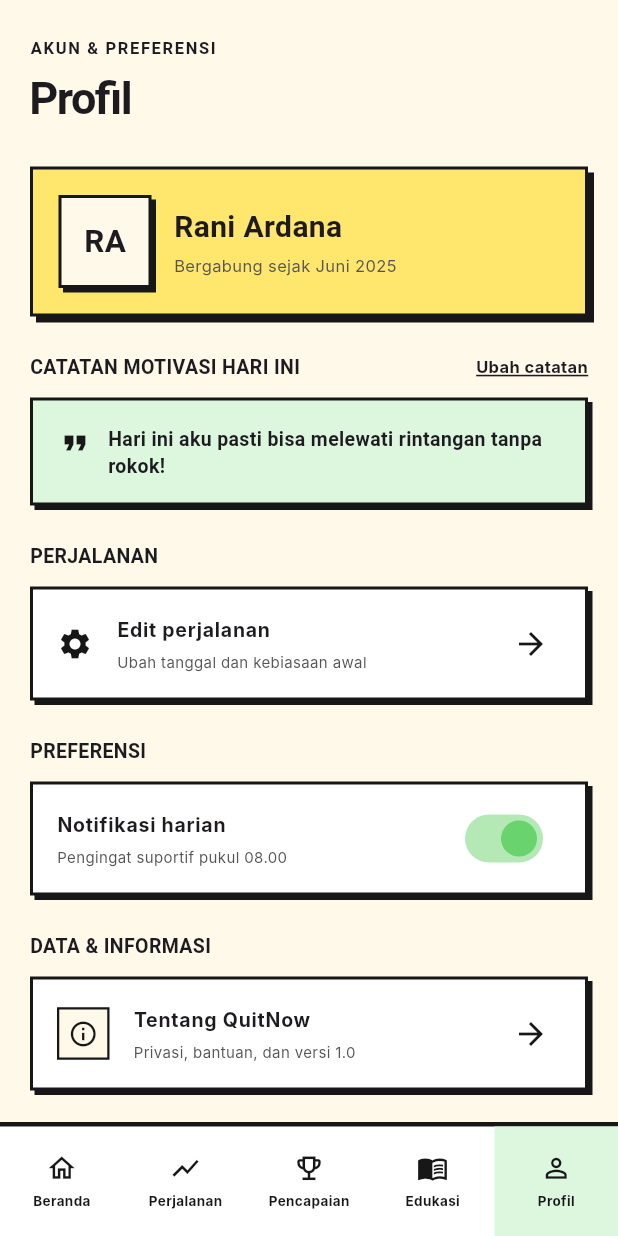
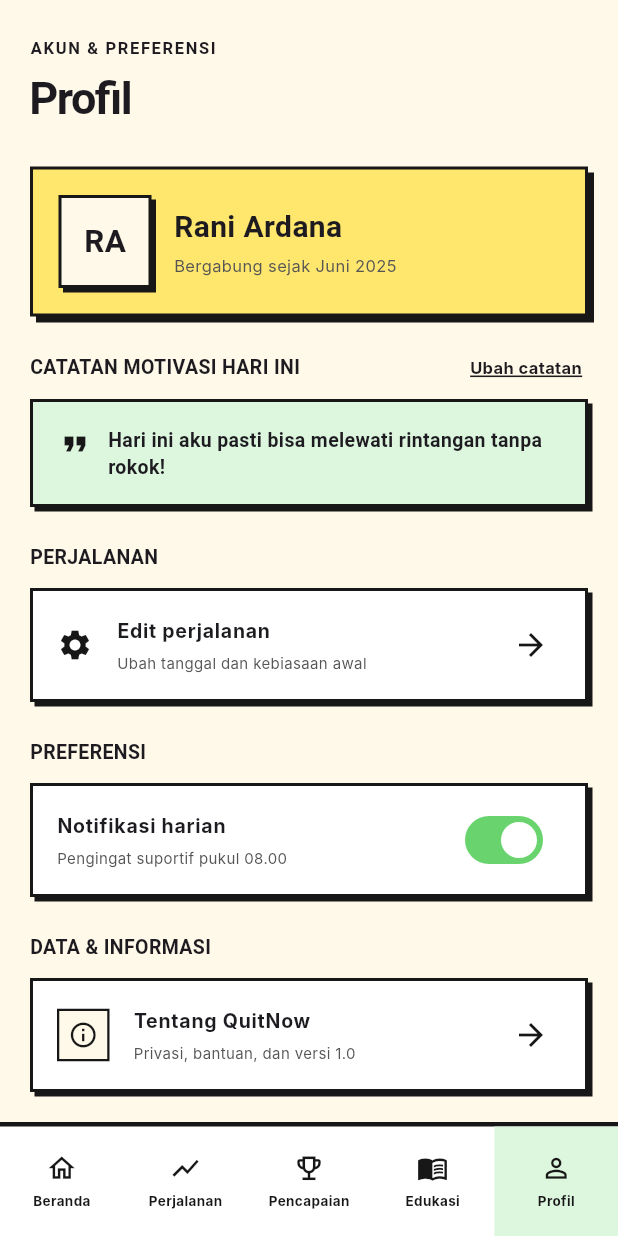
Before and after one commit to KonZ-5/QuitNow, a Flutter app: the AppShell screen opened directly, item 5 of the bottom bar chosen, on a phone screen of 412 x 824 dp. Run offline on Flutter 3.47's test engine with Material 3 defaults, Android fonts, the light colour scheme and no system bars; Roboto replaces fonts that are missing (Inter, Space Grotesk).

Commit message:
apply Material 3 design system for about_quit_now_screen.dart, education_tab.dart, profile_tab.dart, achievements_tab.dart, main_screen.dart

```diff
--- a/lib/screens/profile_tab.dart
+++ b/lib/screens/profile_tab.dart
@@ -42,9 +42,25 @@ class _ProfileTabState extends State<ProfileTab> {
       child: Column(
         crossAxisAlignment: CrossAxisAlignment.start,
         children: [
-          const Text('AKUN & PREFERENSI', style: TextStyle(fontFamily: 'Space Grotesk', fontSize: 11, fontWeight: FontWeight.bold, letterSpacing: 1.1)),
+          const Text(
+            'AKUN & PREFERENSI',
+            style: TextStyle(
+              fontFamily: 'Space Grotesk',
+              fontSize: 11,
+              fontWeight: FontWeight.bold,
+              letterSpacing: 1.1,
+            ),
+          ),
           const SizedBox(height: 4),
-          const Text('Profil', style: TextStyle(fontFamily: 'Space Grotesk', fontSize: 30, fontWeight: FontWeight.bold, letterSpacing: -1)),
+          const Text(
+            'Profil',
+            style: TextStyle(
+              fontFamily: 'Space Grotesk',
+              fontSize: 30,
+              fontWeight: FontWeight.bold,
+              letterSpacing: -1,
+            ),
+          ),
           const SizedBox(height: 24),
 
           // User Card
@@ -58,15 +74,33 @@ class _ProfileTabState extends State<ProfileTab> {
                   height: 62,
                   decoration: NeoBoxDecoration(color: AppColors.cream, shadowOffset: 3),
                   alignment: Alignment.center,
-                  child: const Text('RA', style: TextStyle(fontFamily: 'Space Grotesk', fontSize: 21, fontWeight: FontWeight.bold)),
+                  child: const Text(
+                    'RA',
+                    style: TextStyle(
+                      fontFamily: 'Space Grotesk',
+                      fontSize: 21,
+                      fontWeight: FontWeight.bold,
+                    ),
+                  ),
                 ),
                 const SizedBox(width: 15),
-                Column(
+                // [DIUBAH] Mengelompokkan teks profil pengguna di bawah satu const Column untuk efisiensi
+                const Column(
                   crossAxisAlignment: CrossAxisAlignment.start,
-                  children: const [
-                    Text('Rani Ardana', style: TextStyle(fontFamily: 'Space Grotesk', fontSize: 20, fontWeight: FontWeight.bold)),
+                  children: [
+                    Text(
+                      'Rani Ardana',
+                      style: TextStyle(
+                        fontFamily: 'Space Grotesk',
+                        fontSize: 20,
+                        fontWeight: FontWeight.bold,
+                      ),
+                    ),
                     SizedBox(height: 3),
-                    Text('Bergabung sejak Juni 2025', style: TextStyle(fontSize: 11, color: AppColors.text2)),
+                    Text(
+                      'Bergabung sejak Juni 2025',
+                      style: TextStyle(fontSize: 11, color: AppColors.text2),
+                    ),
                   ],
                 ),
               ],
@@ -78,8 +112,20 @@ class _ProfileTabState extends State<ProfileTab> {
           Row(
             mainAxisAlignment: MainAxisAlignment.spaceBetween,
             children: [
-              const Text('CATATAN MOTIVASI HARI INI', style: TextStyle(fontFamily: 'Space Grotesk', fontSize: 13, fontWeight: FontWeight.bold)),
-              GestureDetector(
+              const Text(
+                'CATATAN MOTIVASI HARI INI',
+                style: TextStyle(
+                  fontFamily: 'Space Grotesk',
+                  fontSize: 13,
+                  fontWeight: FontWeight.bold,
+                ),
+              ),
+              // [DIUBAH] Menggunakan Material & InkWell untuk tombol 'Ubah Catatan / Simpan'
+              // agar memiliki M3 ripple feedback saat disentuh.
+              Material(
+                color: Colors.transparent,
+                child: InkWell(
+                  borderRadius: BorderRadius.circular(4),
                   onTap: () {
                     setState(() {
                       if (isEditingNote) {
@@ -88,9 +134,17 @@ class _ProfileTabState extends State<ProfileTab> {
                       isEditingNote = !isEditingNote;
                     });
                   },
+                  child: Padding(
+                    padding: const EdgeInsets.symmetric(horizontal: 4, vertical: 2),
                     child: Text(
                       isEditingNote ? 'Simpan' : 'Ubah catatan',
-                  style: const TextStyle(fontSize: 11, fontWeight: FontWeight.bold, decoration: TextDecoration.underline),
+                      style: const TextStyle(
+                        fontSize: 11,
+                        fontWeight: FontWeight.bold,
+                        decoration: TextDecoration.underline,
+                      ),
+                    ),
+                  ),
                 ),
               ),
             ],
@@ -103,11 +157,25 @@ class _ProfileTabState extends State<ProfileTab> {
                 ? TextField(
                     controller: _noteController,
                     maxLines: 3,
-                    style: const TextStyle(fontWeight: FontWeight.bold, fontSize: 13, color: AppColors.ink),
+                    style: const TextStyle(
+                      fontWeight: FontWeight.bold,
+                      fontSize: 13,
+                      color: AppColors.ink,
+                    ),
+                    // [DIUBAH] Penyesuaian dekorasi TextField agar konsisten dengan M3 Input Field
                     decoration: const InputDecoration(
-                      border: OutlineInputBorder(borderSide: BorderSide(color: AppColors.ink, width: 2)),
+                      border: OutlineInputBorder(
+                        borderSide: BorderSide(color: AppColors.ink, width: 2),
+                      ),
+                      enabledBorder: OutlineInputBorder(
+                        borderSide: BorderSide(color: AppColors.ink, width: 2),
+                      ),
+                      focusedBorder: OutlineInputBorder(
+                        borderSide: BorderSide(color: AppColors.ink, width: 2.5),
+                      ),
                       filled: true,
                       fillColor: AppColors.white,
+                      contentPadding: EdgeInsets.all(12),
                     ),
                   )
                 : Row(
@@ -118,7 +186,12 @@ class _ProfileTabState extends State<ProfileTab> {
                       Expanded(
                         child: Text(
                           personalNote,
-                          style: const TextStyle(fontFamily: 'Space Grotesk', fontSize: 13, fontWeight: FontWeight.bold, height: 1.4),
+                          style: const TextStyle(
+                            fontFamily: 'Space Grotesk',
+                            fontSize: 13,
+                            fontWeight: FontWeight.bold,
+                            height: 1.4,
+                          ),
                         ),
                       ),
                     ],
@@ -127,51 +200,87 @@ class _ProfileTabState extends State<ProfileTab> {
           const SizedBox(height: 24),
 
           // Settings Section
-          const Text('PERJALANAN', style: TextStyle(fontFamily: 'Space Grotesk', fontSize: 13, fontWeight: FontWeight.bold)),
+          const Text(
+            'PERJALANAN',
+            style: TextStyle(
+              fontFamily: 'Space Grotesk',
+              fontSize: 13,
+              fontWeight: FontWeight.bold,
+            ),
+          ),
           const SizedBox(height: 11),
           Container(
             decoration: NeoBoxDecoration(color: AppColors.white, shadowOffset: 3),
-            child: Column(
-              children: [
-                ListTile(
+            // [DIUBAH] Membungkus ListTile dengan Material agar efek riak M3 muncul sempurna di atas kartu putih
+            child: Material(
+              color: Colors.transparent,
+              child: ListTile(
                 leading: const Icon(Icons.settings, color: AppColors.ink),
-                  title: const Text('Edit perjalanan', style: TextStyle(fontWeight: FontWeight.bold, fontSize: 13)),
-                  subtitle: const Text('Ubah tanggal dan kebiasaan awal', style: TextStyle(fontSize: 10, color: AppColors.text2)),
+                title: const Text(
+                  'Edit perjalanan',
+                  style: TextStyle(fontWeight: FontWeight.bold, fontSize: 13),
+                ),
+                subtitle: const Text(
+                  'Ubah tanggal dan kebiasaan awal',
+                  style: TextStyle(fontSize: 10, color: AppColors.text2),
+                ),
                 trailing: const Icon(Icons.arrow_forward, color: AppColors.ink),
                 onTap: widget.editJourney,
               ),
-              ],
             ),
           ),
           const SizedBox(height: 24),
 
           // Preferences Section
-          const Text('PREFERENSI', style: TextStyle(fontFamily: 'Space Grotesk', fontSize: 13, fontWeight: FontWeight.bold)),
+          const Text(
+            'PREFERENSI',
+            style: TextStyle(
+              fontFamily: 'Space Grotesk',
+              fontSize: 13,
+              fontWeight: FontWeight.bold,
+            ),
+          ),
           const SizedBox(height: 11),
           Container(
             decoration: NeoBoxDecoration(color: AppColors.white, shadowOffset: 3),
-            child: Column(
-              children: [
-                SwitchListTile(
+            child: Material(
+              color: Colors.transparent,
+              child: SwitchListTile(
                 value: notif,
-                  activeColor: AppColors.green,
-                  title: const Text('Notifikasi harian', style: TextStyle(fontWeight: FontWeight.bold, fontSize: 13)),
-                  subtitle: const Text('Pengingat suportif pukul 08.00', style: TextStyle(fontSize: 10, color: AppColors.text2)),
+                // [DIUBAH] Menyesuaikan warna track & thumb Switch agar sesuai warna M3
+                // activeColor: AppColors.ink,
+                activeTrackColor: AppColors.green,
+                inactiveThumbColor: AppColors.ink,
+                inactiveTrackColor: AppColors.cream,
+                title: const Text(
+                  'Notifikasi harian',
+                  style: TextStyle(fontWeight: FontWeight.bold, fontSize: 13),
+                ),
+                subtitle: const Text(
+                  'Pengingat suportif pukul 08.00',
+                  style: TextStyle(fontSize: 10, color: AppColors.text2),
+                ),
                 onChanged: (val) => setState(() => notif = val),
               ),
-              ],
             ),
           ),
           const SizedBox(height: 24),
 
           // Data & Informasi Section
-          const Text('DATA & INFORMASI', style: TextStyle(fontFamily: 'Space Grotesk', fontSize: 13, fontWeight: FontWeight.bold)),
+          const Text(
+            'DATA & INFORMASI',
+            style: TextStyle(
+              fontFamily: 'Space Grotesk',
+              fontSize: 13,
+              fontWeight: FontWeight.bold,
+            ),
+          ),
           const SizedBox(height: 11),
           Container(
             decoration: NeoBoxDecoration(color: AppColors.white, shadowOffset: 3),
-            child: Column(
-              children: [
-                ListTile(
+            child: Material(
+              color: Colors.transparent,
+              child: ListTile(
                 leading: Container(
                   padding: const EdgeInsets.all(6),
                   decoration: BoxDecoration(
@@ -180,22 +289,35 @@ class _ProfileTabState extends State<ProfileTab> {
                   ),
                   child: const Icon(Icons.info_outline, size: 20, color: AppColors.ink),
                 ),
-                  title: const Text('Tentang QuitNow', style: TextStyle(fontWeight: FontWeight.bold, fontSize: 13)),
-                  subtitle: const Text('Privasi, bantuan, dan versi 1.0', style: TextStyle(fontSize: 10, color: AppColors.text2)),
+                title: const Text(
+                  'Tentang QuitNow',
+                  style: TextStyle(fontWeight: FontWeight.bold, fontSize: 13),
+                ),
+                subtitle: const Text(
+                  'Privasi, bantuan, dan versi 1.0',
+                  style: TextStyle(fontSize: 10, color: AppColors.text2),
+                ),
                 trailing: const Icon(Icons.arrow_forward, color: AppColors.ink),
                 onTap: widget.openAbout,
               ),
-              ],
             ),
           ),
           const SizedBox(height: 32),
 
+          // Tombol Hapus Data
           Center(
             child: TextButton(
               onPressed: () => widget.confirm("delete"),
+              style: TextButton.styleFrom(
+                splashFactory: InkSparkle.splashFactory, // Standard M3 Ripple Effect
+              ),
               child: const Text(
                 'Hapus seluruh data',
-                style: TextStyle(color: Colors.red, fontWeight: FontWeight.bold, decoration: TextDecoration.underline),
+                style: TextStyle(
+                  color: Colors.red,
+                  fontWeight: FontWeight.bold,
+                  decoration: TextDecoration.underline,
+                ),
               ),
             ),
           ),
```
Also changed, not shown: lib/screens/about_screen.dart (+13 -4 lines), lib/screens/achievements_tab.dart (+60 -13 lines), lib/screens/education_tab.dart (+7 -2 lines). Lines whose indentation alone changed are shown as unchanged.
